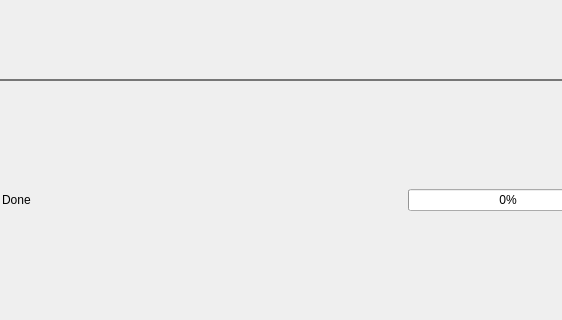
This is ryouko_lib/mainwindow.ui in yusumishi/ryouko as Qt 5 draws it before an edit; both pictures show x 0 to 562 and y 160 to 480 of the 832 by 480 pixel window. The edited form follows.
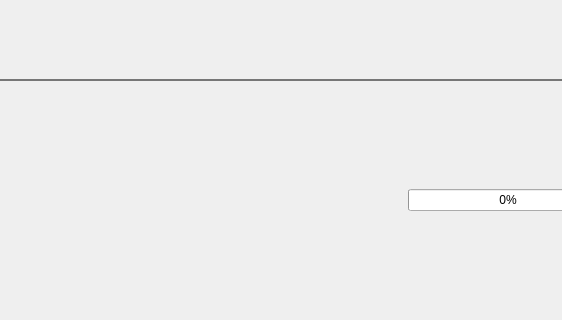
This is the edited form.

Commit message: Updated mainwindow.ui, because the text "Done" does not quite make any sense.

The edit to the form file:
```diff
--- a/ryouko_lib/mainwindow.ui
+++ b/ryouko_lib/mainwindow.ui
@@ -237,7 +237,7 @@
 }</string>
          </property>
          <property name="text">
-          <string>Done</string>
+          <string/>
          </property>
          <property name="readOnly">
           <bool>true</bool>
```
